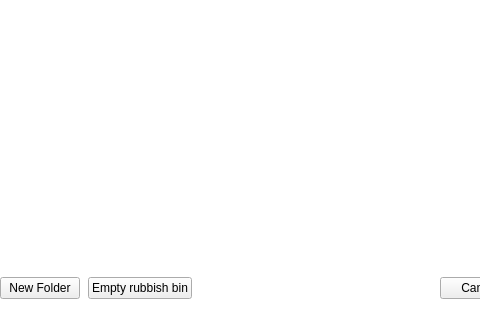
Above: src/MEGASync/node_selector/gui/ui/NodeSelector.ui from C-EO/MEGAsync before the change; both pictures show x 172 to 652 and y 169 to 489 of the 800 by 489 pixel window. Below: the same form after it.
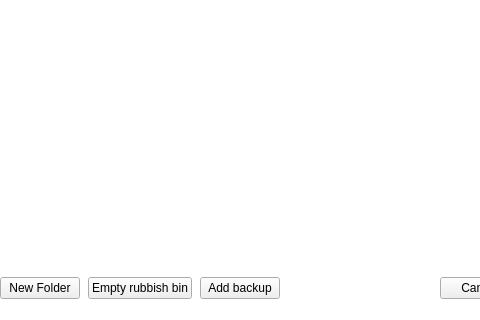
That is the form after the change. Icons and pictures are not drawn. Custom widgets are drawn as their Qt base class.

The edit to the form file:
```diff
--- a/src/MEGASync/node_selector/gui/ui/NodeSelector.ui
+++ b/src/MEGASync/node_selector/gui/ui/NodeSelector.ui
@@ -656,6 +656,44 @@
                  </property>
                 </widget>
                </item>
+               <item>
+                <widget class="TokenizableButton" name="bAddBackup">
+                 <property name="sizePolicy">
+                  <sizepolicy hsizetype="Fixed" vsizetype="Fixed">
+                   <horstretch>0</horstretch>
+                   <verstretch>0</verstretch>
+                  </sizepolicy>
+                 </property>
+                 <property name="cursor">
+                  <cursorShape>PointingHandCursor</cursorShape>
+                 </property>
+                 <property name="visible">
+                  <bool>false</bool>
+                 </property>
+                 <property name="text">
+                  <string notr="true">Add backup</string>
+                 </property>
+                 <property name="icon">
+                  <iconset resource="../../../gui/Resources_common.qrc">
+                   <normaloff>:/database-plus_small_thin_outline</normaloff>:/database-plus_small_thin_outline</iconset>
+                 </property>
+                 <property name="iconSize">
+                  <size>
+                   <width>16</width>
+                   <height>16</height>
+                  </size>
+                 </property>
+                 <property name="type" stdset="0">
+                  <string notr="true">primary</string>
+                 </property>
+                 <property name="dimension" stdset="0">
+                  <string notr="true">medium</string>
+                 </property>
+                 <property name="normal_off" stdset="0">
+                  <string notr="true">icon-inverse-accent</string>
+                 </property>
+                </widget>
+               </item>
               </layout>
              </widget>
             </item>
```
